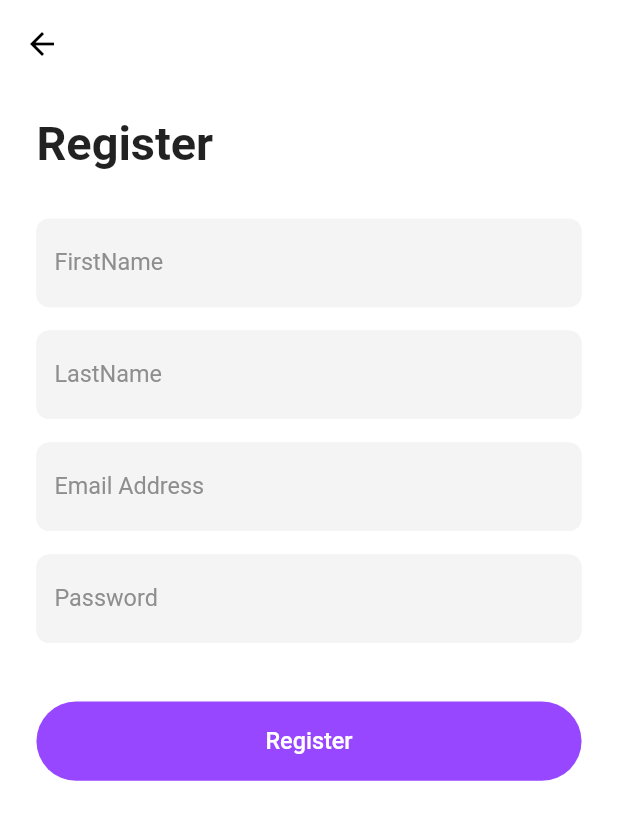
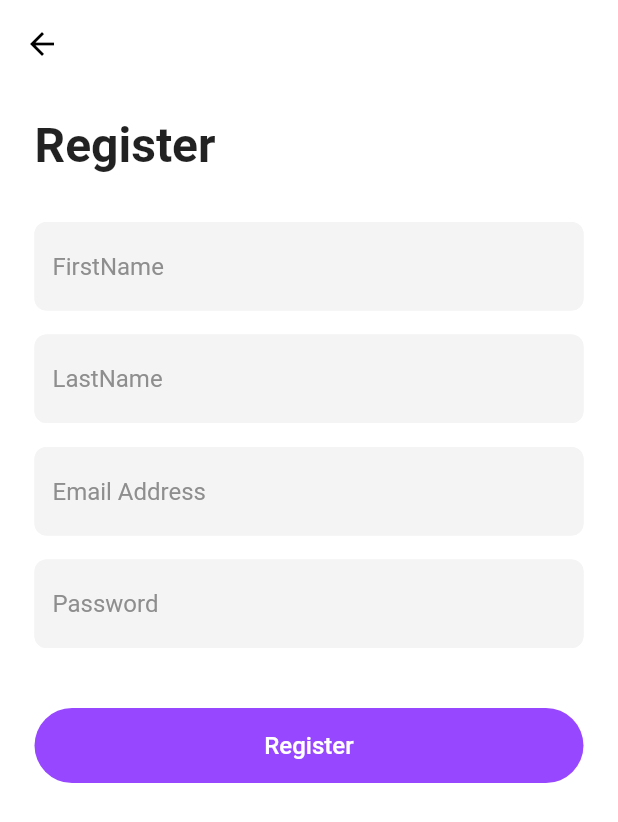
Before and after one commit to Ebrahim-Elkbbany/TradeFashion, a Flutter app: the screen it shows after launch, after a tap on "SignUp", on a phone screen of 412 x 824 dp. Shown: the top 822 px of the screen. Run offline on Flutter 3.47's test engine with Material 2 defaults, Android fonts, the phone set to English and light mode, and no system bars; our stand-ins replace dio, flutter_bloc, get_it, go_router, shared_preferences.

Commit message:
refactor responsive done

```diff
--- a/lib/core/utils/styles.dart
+++ b/lib/core/utils/styles.dart
@@ -1,22 +1,21 @@
 
 import 'package:flutter/material.dart';
-import 'package:flutter_screenutil/flutter_screenutil.dart';
 
 abstract class Styles {
   static TextStyle textStyle18 =
-      TextStyle(fontSize: 18.sp, fontWeight: FontWeight.w600);
+  const TextStyle(fontSize: 18, fontWeight: FontWeight.w600);
 
   static TextStyle textStyle12 =
-      TextStyle(fontSize: 12.sp, fontWeight: FontWeight.normal);
+  const TextStyle(fontSize: 12, fontWeight: FontWeight.normal);
   static TextStyle textStyle16 =
-      TextStyle(fontSize: 16.sp, fontWeight: FontWeight.normal);
+  const TextStyle(fontSize: 16, fontWeight: FontWeight.normal);
 
-  static TextStyle textStyle20 = TextStyle(
-    fontSize: 20.sp,
+  static TextStyle textStyle20 = const TextStyle(
+    fontSize: 20,
     fontWeight: FontWeight.normal,
   );
-  static TextStyle textStyle32 = TextStyle(
-    fontSize: 32.sp,
+  static TextStyle textStyle32 =const TextStyle(
+    fontSize: 32,
     fontWeight: FontWeight.bold,
   );
 }
--- a/lib/core/widgets/custom_button.dart
+++ b/lib/core/widgets/custom_button.dart
@@ -1,5 +1,4 @@
 import 'package:flutter/material.dart';
-import 'package:flutter_screenutil/flutter_screenutil.dart';
 import 'package:trade_fashion/constants.dart';
 import 'package:trade_fashion/core/utils/styles.dart';
 
@@ -13,7 +12,7 @@ class CustomButton extends StatelessWidget {
   @override
   Widget build(BuildContext context) {
     return SizedBox(
-      height: 50.w,
+      height: 50,
       width: double.infinity,
       child: TextButton(
         style: TextButton.styleFrom(
@@ -22,7 +21,7 @@ class CustomButton extends StatelessWidget {
             borderRadius:
                 BorderRadius.circular(
                   100,
-                ).w,
+                ),
           ),
         ),
         onPressed: onPressed,
--- a/lib/core/widgets/custom_continue_with_container.dart
+++ b/lib/core/widgets/custom_continue_with_container.dart
@@ -1,5 +1,4 @@
 import 'package:flutter/material.dart';
-import 'package:flutter_screenutil/flutter_screenutil.dart';
 import 'package:trade_fashion/core/utils/styles.dart';
 
 class ContinueWithContainer extends StatelessWidget {
@@ -15,20 +14,20 @@ class ContinueWithContainer extends StatelessWidget {
       child: Container(
         decoration: BoxDecoration(
           color: const Color(0xffF4F4F4),
-          borderRadius: BorderRadius.circular(100).w,
+          borderRadius: BorderRadius.circular(100),
 
         ),
-        height: 50.h,
+        height: 50,
         width: double.infinity,
         child: Row(
 
           children: [
-            SizedBox(
-              width: 22.w,
+            const SizedBox(
+              width: 22,
             ),
-            Image.asset(image,height: 25.h,width: 25.w),
-             SizedBox(
-              width: 54.w,
+            Image.asset(image,height: 25,width: 25),
+            const SizedBox(
+              width: 54,
             ),
             Text(
               name,
--- a/lib/core/widgets/custom_text_form_field.dart
+++ b/lib/core/widgets/custom_text_form_field.dart
@@ -1,6 +1,5 @@
 
 import 'package:flutter/material.dart';
-import 'package:flutter_screenutil/flutter_screenutil.dart';
 import 'package:trade_fashion/constants.dart';
 import 'package:trade_fashion/core/utils/styles.dart';
 
@@ -59,18 +58,18 @@ class CustomTextFormField extends StatelessWidget {
         filled: true,
         fillColor: fillColor,
         disabledBorder: OutlineInputBorder(
-            borderRadius: BorderRadius.circular(8).w,
+            borderRadius: BorderRadius.circular(8),
             borderSide: BorderSide(
               color: disabledBorderColor,
             )),
         enabledBorder: OutlineInputBorder(
-            borderRadius: BorderRadius.circular(8).w,
+            borderRadius: BorderRadius.circular(8),
             borderSide: BorderSide(color: enabledBorderColor)),
         focusedBorder: OutlineInputBorder(
-            borderRadius: BorderRadius.circular(8).w,
+            borderRadius: BorderRadius.circular(8),
             borderSide:  BorderSide(color: focusedBorderColor)),
         hintText: hintText,
-        hintStyle: Styles.textStyle16.copyWith(color:Color(0xff8E8E8E) ),
+        hintStyle: Styles.textStyle16.copyWith(color:const Color(0xff8E8E8E) ),
         suffixIcon: suffix != null
             ? IconButton(
                 onPressed: suffixPressed,
--- a/lib/features/auth/presentation/views/verify_email_view.dart
+++ b/lib/features/auth/presentation/views/verify_email_view.dart
@@ -1,5 +1,4 @@
 import 'package:flutter/material.dart';
-import 'package:flutter_screenutil/flutter_screenutil.dart';
 import 'package:go_router/go_router.dart';
 import 'package:trade_fashion/core/utils/app_router.dart';
 import 'package:trade_fashion/core/utils/styles.dart';
@@ -14,14 +13,14 @@ class VerifyEmailView extends StatelessWidget {
     return  Scaffold(
       appBar: AppBar(),
       body: Padding(
-        padding:  EdgeInsets.symmetric(horizontal: 23.w),
+        padding: const EdgeInsets.symmetric(horizontal: 23),
         child: Column(
           crossAxisAlignment: CrossAxisAlignment.start,
           children: [
-            SizedBox(height: 20.h),
+            const SizedBox(height: 20),
             Text('Verify Code', style: Styles.textStyle32),
-            SizedBox(
-              height: 32.h,
+            const SizedBox(
+              height: 32,
             ),
             const CustomTextFormField(
               hintText: 'Enter Code',
--- a/lib/features/auth/presentation/views/widgets/login_view_body.dart
+++ b/lib/features/auth/presentation/views/widgets/login_view_body.dart
@@ -1,5 +1,4 @@
 import 'package:flutter/material.dart';
-import 'package:flutter_screenutil/flutter_screenutil.dart';
 import 'package:go_router/go_router.dart';
 import 'package:trade_fashion/core/utils/app_router.dart';
 import 'package:trade_fashion/core/utils/styles.dart';
@@ -15,29 +14,29 @@ class LoginViewBody extends StatelessWidget {
   Widget build(BuildContext context) {
     return SafeArea(
       child: Padding(
-        padding: EdgeInsets.symmetric(horizontal: 23.w),
+        padding: const EdgeInsets.symmetric(horizontal: 23),
         child: SingleChildScrollView(
           physics: const BouncingScrollPhysics(),
           padding: EdgeInsetsDirectional.zero,
           child: Column(
             crossAxisAlignment: CrossAxisAlignment.start,
             children: [
-              SizedBox(height: 70.h),
+              const SizedBox(height: 70),
               Text('Sign in', style: Styles.textStyle32),
-              SizedBox(
-                height: 32.h,
+              const SizedBox(
+                height: 32,
               ),
               const CustomTextFormField(
                 hintText: 'Email Address',
               ),
-              SizedBox(
-                height: 20.h,
+              const SizedBox(
+                height: 20,
               ),
               const CustomTextFormField(
                 hintText: 'Password',
               ),
-              SizedBox(
-                height: 16.h,
+              const  SizedBox(
+                height: 16,
               ),
                LoginViewRow(
                 buttonName: 'Reset',
@@ -46,8 +45,8 @@ class LoginViewBody extends StatelessWidget {
                   GoRouter.of(context).push(AppRouter.kResetPassView);
                  },
               ),
-              SizedBox(
-                height: 25.h,
+              const  SizedBox(
+                height: 25,
               ),
               CustomButton(
                 buttonName: 'LOGIN',
@@ -55,8 +54,8 @@ class LoginViewBody extends StatelessWidget {
                   GoRouter.of(context).push(AppRouter.kLayoutView);
                 },
               ),
-              SizedBox(
-                height: 20.h,
+              const SizedBox(
+                height: 20,
               ),
               LoginViewRow(
                 buttonName:'SignUp' ,
@@ -65,8 +64,8 @@ class LoginViewBody extends StatelessWidget {
                   GoRouter.of(context).push(AppRouter.kRegisterView);
                 },
               ),
-              SizedBox(
-                height: 72.h,
+              const SizedBox(
+                height: 72,
               ),
                ContinueWithContainer(
                 image: 'assets/images/auth/apple_svg.png',
@@ -75,8 +74,8 @@ class LoginViewBody extends StatelessWidget {
 
                  },
               ),
-              SizedBox(
-                height: 16.h,
+              const SizedBox(
+                height: 16,
               ),
               ContinueWithContainer(
                 image:'assets/images/auth/google.png',
@@ -85,8 +84,8 @@ class LoginViewBody extends StatelessWidget {
 
                  },
               ),
-              SizedBox(
-                height: 16.h,
+              const SizedBox(
+                height: 16,
               ),
               ContinueWithContainer(
                 image:'assets/images/auth/Facebook.png',
--- a/lib/features/auth/presentation/views/widgets/register_view_body.dart
+++ b/lib/features/auth/presentation/views/widgets/register_view_body.dart
@@ -1,5 +1,4 @@
 import 'package:flutter/cupertino.dart';
-import 'package:flutter_screenutil/flutter_screenutil.dart';
 import 'package:trade_fashion/core/utils/styles.dart';
 import 'package:trade_fashion/core/widgets/custom_button.dart';
 import 'package:trade_fashion/features/auth/presentation/views/widgets/register_view_text_field_section.dart';
@@ -10,14 +9,14 @@ class RegisterViewBody extends StatelessWidget {
   @override
   Widget build(BuildContext context) {
     return Padding(
-      padding: EdgeInsets.symmetric(horizontal: 23.w),
+      padding:const EdgeInsets.symmetric(horizontal: 23),
       child: Column(
         crossAxisAlignment: CrossAxisAlignment.start,
         children: [
-          SizedBox(height: 20.h),
+          const   SizedBox(height: 20),
           Text('Register', style: Styles.textStyle32),
-          SizedBox(
-            height: 32.h,
+          const  SizedBox(
+            height: 32,
           ),
           const RegisterViewTextFieldSection(),
           CustomButton(
--- a/lib/features/auth/presentation/views/widgets/register_view_text_field_section.dart
+++ b/lib/features/auth/presentation/views/widgets/register_view_text_field_section.dart
@@ -1,5 +1,4 @@
 import 'package:flutter/material.dart';
-import 'package:flutter_screenutil/flutter_screenutil.dart';
 import 'package:trade_fashion/core/widgets/custom_text_form_field.dart';
 
 class RegisterViewTextFieldSection extends StatelessWidget {
@@ -7,31 +6,31 @@ class RegisterViewTextFieldSection extends StatelessWidget {
 
   @override
   Widget build(BuildContext context) {
-    return Column(
+    return const Column(
       children: [
-        const CustomTextFormField(
+         CustomTextFormField(
           hintText: 'FirstName',
         ),
         SizedBox(
-          height: 16.h,
+          height: 16,
         ),
-        const CustomTextFormField(
+         CustomTextFormField(
           hintText: 'LastName',
         ),
         SizedBox(
-          height: 16.h,
+          height: 16,
         ),
-        const CustomTextFormField(
+         CustomTextFormField(
           hintText: 'Email Address',
         ),
-        SizedBox(
-          height: 16.h,
+         SizedBox(
+          height: 16,
         ),
-        const CustomTextFormField(
+         CustomTextFormField(
           hintText: 'Password',
         ),
-        SizedBox(
-          height: 40.h,
+         SizedBox(
+          height: 40,
         ),
       ],
     );
--- a/lib/features/auth/presentation/views/widgets/reset_password_view_body.dart
+++ b/lib/features/auth/presentation/views/widgets/reset_password_view_body.dart
@@ -1,5 +1,4 @@
 import 'package:flutter/material.dart';
-import 'package:flutter_screenutil/flutter_screenutil.dart';
 import 'package:go_router/go_router.dart';
 import 'package:trade_fashion/core/utils/app_router.dart';
 import 'package:trade_fashion/core/utils/styles.dart';
@@ -12,19 +11,19 @@ class ResetPasswordViewBody extends StatelessWidget {
   @override
   Widget build(BuildContext context) {
     return Padding(
-      padding: EdgeInsets.symmetric(horizontal: 23.w),
+      padding:const EdgeInsets.symmetric(horizontal: 23),
       child: Column(
           crossAxisAlignment: CrossAxisAlignment.start, children: [
-        SizedBox(height: 20.h),
+        const SizedBox(height: 20),
         Text('Reset Password', style: Styles.textStyle32),
-        SizedBox(
-          height: 32.h,
+        const SizedBox(
+          height: 32,
         ),
         const CustomTextFormField(
           hintText: 'Enter Email Address',
         ),
-        SizedBox(
-          height: 24.h,
+        const  SizedBox(
+          height: 24,
         ),
         CustomButton(
           buttonName: 'Send Code',
--- a/lib/main.dart
+++ b/lib/main.dart
@@ -1,6 +1,5 @@
 import 'package:flutter/material.dart';
 import 'package:flutter/services.dart';
-import 'package:flutter_screenutil/flutter_screenutil.dart';
 import 'package:trade_fashion/core/utils/app_router.dart';
 import 'package:flutter_bloc/flutter_bloc.dart';
 
@@ -15,11 +14,6 @@ class TradeFashion extends StatelessWidget {
 
   @override
   Widget build(BuildContext context) {
-    return ScreenUtilInit(
-      designSize: const Size(390, 844),
-      minTextAdapt: true,
-      splitScreenMode: true,
-      builder: (_, child) {
     return MultiBlocProvider(
       providers: [BlocProvider(create: (context) => LayoutCubit())],
       child: MaterialApp.router(
@@ -42,14 +36,10 @@ class TradeFashion extends StatelessWidget {
               elevation: 20.0,
               unselectedItemColor: Colors.grey,
             ),
-
             textTheme: ThemeData.light().textTheme),
-
         debugShowCheckedModeBanner: false,
         routerConfig: AppRouter.router,
       ),
     );
-      },
-    );
   }
 }
--- a/pubspec.yaml
+++ b/pubspec.yaml
@@ -44,7 +44,7 @@ dependencies:
   dartz: ^0.10.1
   cached_network_image: ^3.2.3
   shared_preferences: ^2.2.0
-  flutter_screenutil: ^5.9.0
+
 dev_dependencies:
   flutter_test:
     sdk: flutter
```
Also changed, not shown: pubspec.lock. Lines whose indentation alone changed are shown as unchanged.
